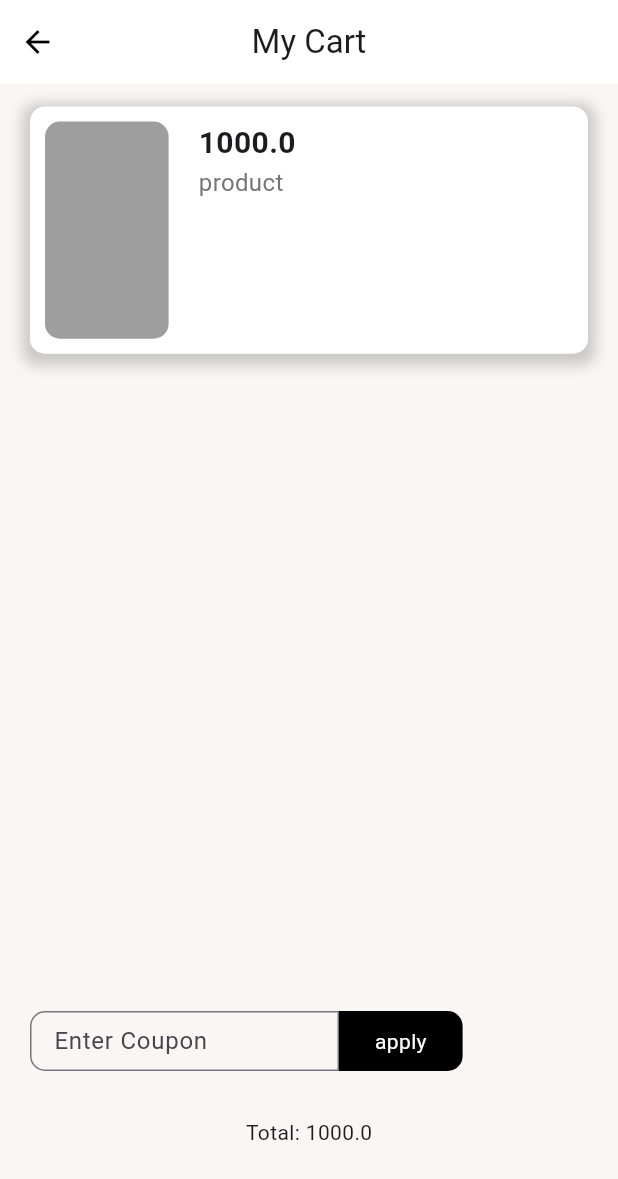
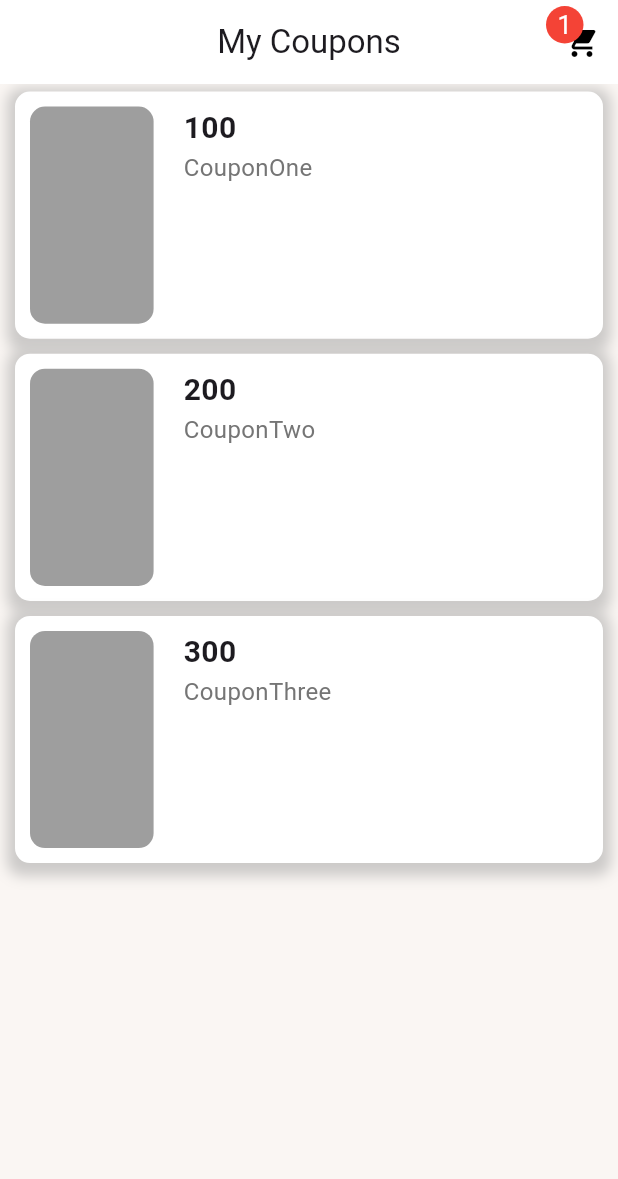
Before and after one commit to migi15ghost/exercises, a Flutter app: the screen it shows after launch, after a tap on the "shopping cart" icon, on a phone screen of 412 x 824 dp. Shown: the top 1179 px of the screen. Run offline on Flutter 3.47's test engine with Material 3 defaults, Android fonts, the light colour scheme and no system bars; our stand-ins replace bloc, dartz, equatable, flutter_bloc, flutter_hooks, get_it and 1 more.

Commit message:
[EDT] refactor

```diff
--- a/lib/features/cart/presenter/page/cart_page.dart
+++ b/lib/features/cart/presenter/page/cart_page.dart
@@ -22,20 +22,16 @@
           create: (_) => sl<CouponBloc>(),
         ),
       ],
-      child: _Page(),
+      child: const _Page(),
     );
   }
 }
 
-class _Page extends HookWidget {
-  _Page();
-
+class _Page extends StatelessWidget {
+  const _Page();
 
   @override
   Widget build(BuildContext context) {
-        final formKey = useMemoized(() => GlobalKey<FormState>());
-    final codeText = useTextEditingController();
-
     double width = MediaQuery.sizeOf(context).width;
     return Scaffold(
       backgroundColor: const Color(0xFFfaf6f3),
@@ -52,8 +48,7 @@
       ),
       body: BlocListener<CartBloc, CartState>(
         listener: (context, state) {
-          if(state is CartUpdated){
-            print('updated');
+          if (state is CartUpdated) {
             context.read<CartBloc>().add(const ReadCartEvent());
           }
         },
@@ -62,128 +57,48 @@
         ),
       ),
       bottomNavigationBar: Container(
-        height: 150,
+        height: 75,
         width: width,
         constraints: const BoxConstraints(
           minWidth: 700,
           maxWidth: 700,
         ),
         padding: const EdgeInsets.symmetric(horizontal: 20),
-        child: Form(
-          key: formKey,
-          child: Column(
-            children: [
-              Row(
-                children: [
-                  SizedBox(
-                    width: width * 0.5,
-                    height: 40,
-                    child: TextFormField(
-                      keyboardType: TextInputType.text,
-                      decoration: const InputDecoration(
-                        labelText: "Enter Coupon",
-                        border: OutlineInputBorder(
-                          borderRadius: BorderRadius.only(
-                            bottomLeft:  Radius.circular(10),
-                            topLeft: Radius.circular(10)
-                          ),
-                          borderSide: BorderSide(),
-                        ),
-                      ),
-                      controller: codeText,
-                      validator: (value) {
-                        if (value == null || value.isEmpty) {
-                          return 'Please enter some coupon';
-                        }
-                        return null;
-                      },
-                    ),
-                  ),
-                  BlocConsumer<CouponBloc, CouponState>(
-                    listener: (context,state){
-                      if(state is CouponVerificated){
-                        codeText.text = '';
-                        context.read<CartBloc>().add(
-                          DiscountCouponEvent(state.coupon)
-                        );
-                      }
-                    },
-                    builder: (context,state) {
-                      return Container(
-                        width: width * 0.2,
-                        height: 40,
-                        decoration: const BoxDecoration(
-                          color: Colors.black,
-                          borderRadius: BorderRadius.only(
-                                bottomRight:  Radius.circular(10),
-                                topRight: Radius.circular(10)
-                              ),
-                        ),
-                        child:  Center(
-                          child: state is ReadingCoupon? const CircularProgressIndicator(color: Colors.white,) :
-                           InkWell(
-                            onTap: (){
-                              if (formKey.currentState!.validate()) {
-                                context.read<CouponBloc>().add(
-                                  RegisterCouponEvent(codeText.text)
-                                );
-                              }
-                            },
-                             child: const Text(
-                              'apply',
-                              style: TextStyle(
-                                color: Colors.white,
-                              ),
-                                                     ),
-                           ),
-                        ),
-                      );
-                    }
-                  ),
-                ],
-              ),
-              BlocBuilder<CouponBloc, CouponState>(
-                  builder: (context,state) {
-                    if(state is CouponError) {
-                      return const Text('The coupon code entered is not valid.',style: TextStyle(color: Colors.red));
-                    }
-                    if(state is CouponVerificated) {
-                      return Text('coupon #${state.coupon.name} applied.' ,style: const TextStyle(color: Colors.green),);
-                    }
-
-                    return const Text('');
-                  }
-                ),
-              const SizedBox(
-                height: 10,
-              ),
-              BlocBuilder<CartBloc, CartState>(
-                builder: (context,state) {
-                  if(state is CartSuccess){
-                    return Text('Total: ${ state.order.total}');
-                  }
-                  return const Text('Total: 0.00');
-                }
-              ),
-            ],
-          ),
+        child: Column(
+          children: [
+            BlocBuilder<CartBloc, CartState>(builder: (context, state) {
+              if (state is CartSuccess) {
+                return Text('Total: ${state.order.total}');
+              }
+              return const Text('Total: 0.00');
+            }),
+          ],
         ),
       ),
     );
   }
 }
 
-class _Body extends StatelessWidget {
+class _Body extends HookWidget {
   const _Body();
 
   @override
   Widget build(BuildContext context) {
     double height = MediaQuery.sizeOf(context).height;
 
+    final formKey = useMemoized(() => GlobalKey<FormState>());
+    final codeText = useTextEditingController();
+    double width = MediaQuery.sizeOf(context).width;
+
     return BlocBuilder<CartBloc, CartState>(
       builder: (context, state) {
         if (state is CartSuccess) {
-          return Padding(
+          return Container(
+            width: width,
+            constraints: const BoxConstraints(
+              minWidth: 700,
+              maxWidth: 700,
+            ),
             padding: const EdgeInsets.symmetric(vertical: 10, horizontal: 10),
             child: Column(
               children: [
@@ -201,6 +116,94 @@
                         }),
                   ),
                 ),
+                Form(
+                  key: formKey,
+                  child: Row(
+                    children: [
+                      SizedBox(
+                        width: width * 0.5,
+                        height: 40,
+                        child: TextFormField(
+                          keyboardType: TextInputType.text,
+                          decoration: const InputDecoration(
+                            labelText: "Enter Coupon",
+                            border: OutlineInputBorder(
+                              borderRadius: BorderRadius.only(
+                                  bottomLeft: Radius.circular(10),
+                                  topLeft: Radius.circular(10)),
+                              borderSide: BorderSide(),
+                            ),
+                          ),
+                          controller: codeText,
+                          validator: (value) {
+                            if (value == null || value.isEmpty) {
+                              return 'Please enter some coupon';
+                            }
+                            return null;
+                          },
+                        ),
+                      ),
+                      BlocConsumer<CouponBloc, CouponState>(
+                          listener: (context, state) {
+                        if (state is CouponVerificated) {
+                          codeText.text = '';
+                          context
+                              .read<CartBloc>()
+                              .add(DiscountCouponEvent(state.coupon));
+                        }
+                      }, builder: (context, state) {
+                        return Container(
+                          width: width * 0.2,
+                          height: 40,
+                          constraints: const BoxConstraints(
+                            minWidth: 700,
+                            maxWidth: 700,
+                          ),
+                          decoration: const BoxDecoration(
+                            color: Colors.black,
+                            borderRadius: BorderRadius.only(
+                                bottomRight: Radius.circular(10),
+                                topRight: Radius.circular(10)),
+                          ),
+                          child: Center(
+                            child: state is ReadingCoupon
+                                ? const CircularProgressIndicator(
+                                    color: Colors.white,
+                                  )
+                                : InkWell(
+                                    onTap: () {
+                                      if (formKey.currentState!.validate()) {
+                                        context.read<CouponBloc>().add(
+                                            RegisterCouponEvent(codeText.text));
+                                      }
+                                    },
+                                    child: const Text(
+                                      'apply',
+                                      style: TextStyle(
+                                        color: Colors.white,
+                                      ),
+                                    ),
+                                  ),
+                          ),
+                        );
+                      }),
+                    ],
+                  ),
+                ),
+                BlocBuilder<CouponBloc, CouponState>(builder: (context, state) {
+                  if (state is CouponError) {
+                    return const Text('The coupon code entered is not valid.',
+                        style: TextStyle(color: Colors.red));
+                  }
+                  if (state is CouponVerificated) {
+                    return Text(
+                      'coupon #${state.coupon.name} applied.',
+                      style: const TextStyle(color: Colors.green),
+                    );
+                  }
+
+                  return const Text('');
+                }),
               ],
             ),
           );
--- a/lib/features/coupon/presenter/bloc/coupon_bloc.dart
+++ b/lib/features/coupon/presenter/bloc/coupon_bloc.dart
@@ -23,6 +23,7 @@
       RegisterCouponEvent event, Emitter<CouponState> emit) async {
     emit(const ReadingCoupon());
     final result = await registerCoupon(event.code);
+    await Future.delayed(const Duration(seconds: 1));
 
     result.fold(
           (failure) => emit(CouponError(failure.errorMessage)),
--- a/lib/features/coupon/presenter/page/coupon_page.dart
+++ b/lib/features/coupon/presenter/page/coupon_page.dart
@@ -42,12 +42,36 @@
           'My Coupons',
         ),
         actions: [
-          IconButton(
-            icon: const Icon(Icons.shopping_cart),
-            tooltip: 'Open shopping cart',
-            onPressed: () {
+          InkWell(
+            onTap: (){
               context.push('/cart');
             },
+            child: Stack(
+              children: [
+                IconButton(
+                  icon: const Icon(Icons.shopping_cart),
+                  tooltip: 'Open shopping cart',
+                  onPressed: () {
+                  },
+                ),
+                Container(
+                  width: 25,
+                  height: 25,
+                  decoration: const BoxDecoration(
+                    color: Colors.red,
+                    shape: BoxShape.circle,
+                  ),
+                  child: const Center(
+                    child: Text(
+                      '1',
+                      style:
+                      TextStyle(
+                        fontSize: 17,
+                        color: Colors.white),)
+                      ),
+                ),
+              ],
+            ),
           ),
         ],
       ),
```
Also changed, not shown: lib/features/cart/data/datasources/local/cart_local_data_source.dart (+6 -1 lines), lib/features/cart/presenter/page/widgets/product_cart.dart (+11 -6 lines), lib/features/coupon/data/datasources/local/coupon_local_data_source.dart (+2 -8 lines).
